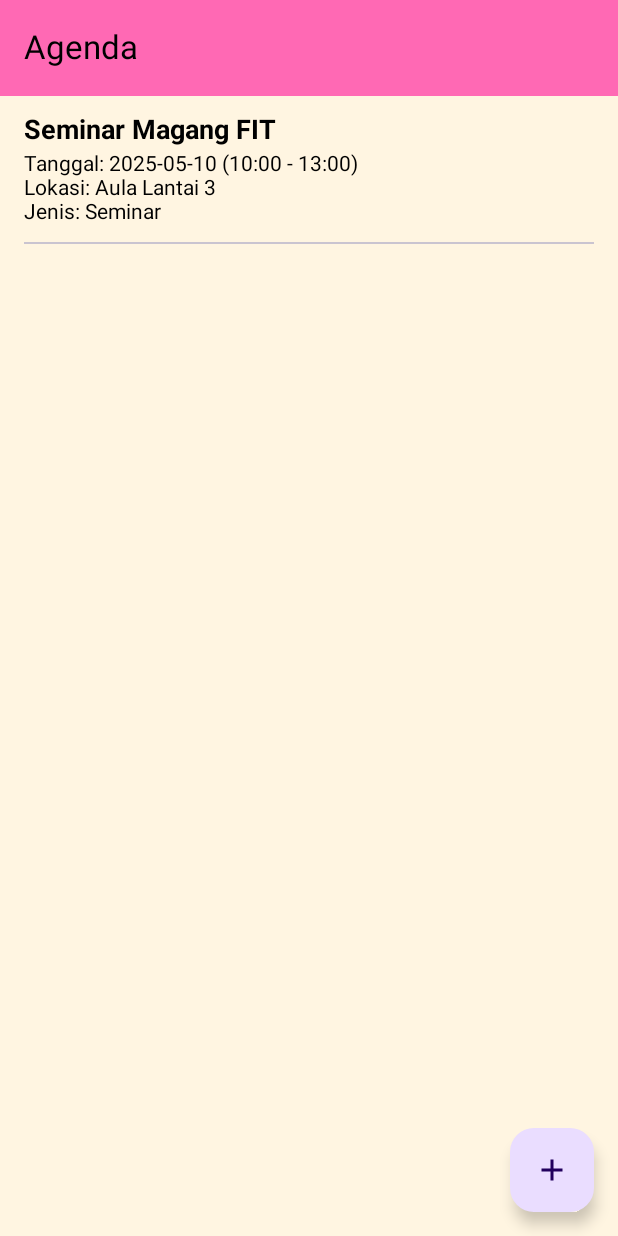
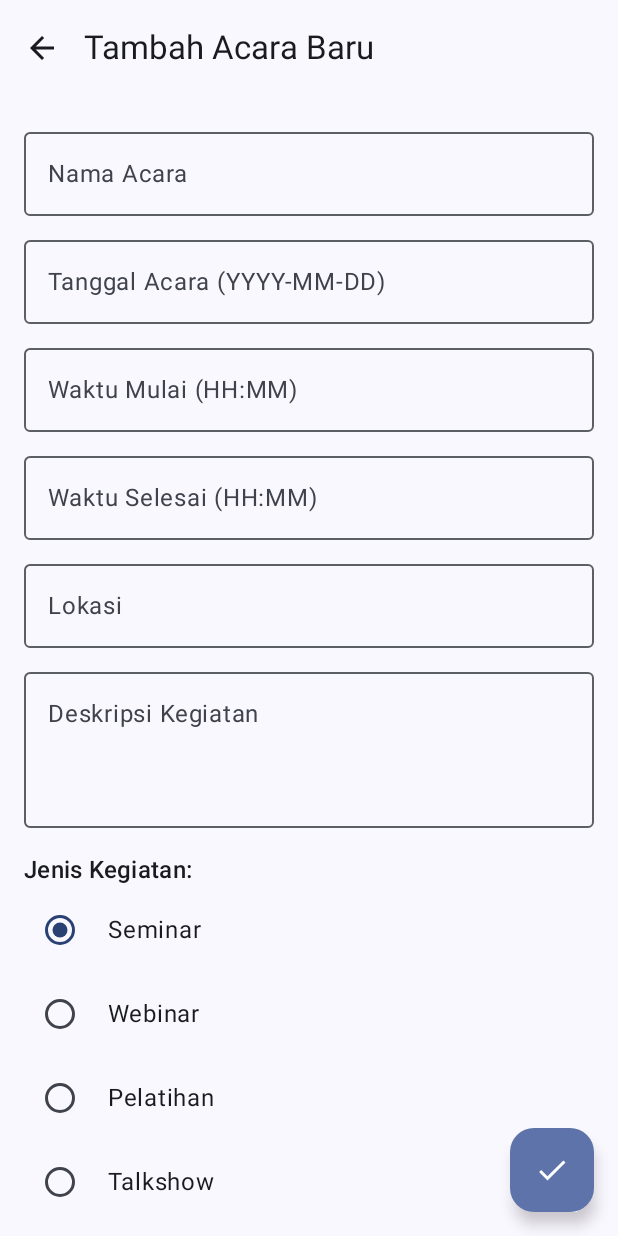
Before and after one commit to fionas14/fiona_agenda, an Android app built with Jetpack Compose: the screen it shows after launch (MainActivity), after a tap on "Tambah Acara", on a phone screen of 412 x 824 dp. Run offline under Robolectric (Android 15) with nearby library versions, the phone set to English and light mode, and no system bars.

Commit message:
Membuat inputan dan tombol back

```diff
--- a/app/build.gradle.kts
+++ b/app/build.gradle.kts
@@ -49,6 +49,7 @@ dependencies {
     implementation(libs.androidx.ui.graphics)
     implementation(libs.androidx.ui.tooling.preview)
     implementation(libs.androidx.material3)
+    implementation(libs.navigation.compose)
     implementation(libs.lifecycle.viewmodel.compose)
     testImplementation(libs.junit)
     androidTestImplementation(libs.androidx.junit)
--- a/app/src/main/java/com/fionasiregar0032/agenda/MainActivity.kt
+++ b/app/src/main/java/com/fionasiregar0032/agenda/MainActivity.kt
@@ -4,7 +4,9 @@ import android.os.Bundle
 import androidx.activity.ComponentActivity
 import androidx.activity.compose.setContent
 import androidx.activity.enableEdgeToEdge
-import com.fionasiregar0032.agenda.screen.MainScreen
+import androidx.navigation.compose.rememberNavController
+import com.fionasiregar0032.agenda.navigation.AppNavigation
+
 import com.fionasiregar0032.agenda.ui.theme.AgendaTheme
 
 class MainActivity : ComponentActivity() {
@@ -12,9 +14,10 @@ class MainActivity : ComponentActivity() {
         super.onCreate(savedInstanceState)
         enableEdgeToEdge()
         setContent {
-            AgendaTheme {
-            }
-            MainScreen()
+                AgendaTheme {
+                    val navController = rememberNavController()
+                    AppNavigation(navController = navController)
+                }
         }
     }
 }
--- a/app/src/main/java/com/fionasiregar0032/agenda/model/Acara.kt
+++ b/app/src/main/java/com/fionasiregar0032/agenda/model/Acara.kt
@@ -1,7 +1,7 @@
 package com.fionasiregar0032.agenda.model
 
 data class Acara(
-    val id: Long = 0L,
+    val acaraId: Long = 0L,
     val acaraName: String,
     val acaraDate: String,
     val startTime: String,
--- /dev/null
+++ b/app/src/main/java/com/fionasiregar0032/agenda/navigation/AppNavigation.kt
@@ -0,0 +1,35 @@
+package com.fionasiregar0032.agenda.navigation
+
+import androidx.compose.runtime.Composable
+import androidx.navigation.NavHostController
+import androidx.navigation.compose.NavHost
+import androidx.navigation.compose.composable
+import com.fionasiregar0032.agenda.screen.EventFormScreen
+import com.fionasiregar0032.agenda.screen.MainScreen
+
+@Composable
+fun AppNavigation(navController: NavHostController) {
+    NavHost(navController = navController, startDestination = AppRoute.MainScreen.route) {
+        composable(AppRoute.MainScreen.route) {
+            MainScreen (
+                onNavigateToForm = { acaraId ->
+                    if (acaraId == null) {
+                        navController.navigate(AppRoute.AcaraFormScreen.routeWithoutArgs)
+                    } else {
+                        navController.navigate("${AppRoute.AcaraFormScreen.routeWithoutArgs}?${AppRoute.AcaraFormScreen.ACARA_ID_KEY}=$acaraId")
+                    }
+                }
+            )
+        }
+        composable(
+            route = AppRoute.AcaraFormScreen.routeWithArgs,
+            arguments = AppRoute.AcaraFormScreen.arguments
+        ) { backStackEntry ->
+            val eventId = backStackEntry.arguments?.getLong(AppRoute.AcaraFormScreen.ACARA_ID_KEY) ?: -1L
+            EventFormScreen(
+                navController = navController,
+                acaraId = if (eventId == -1L) null else eventId
+            )
+        }
+    }
+}
--- /dev/null
+++ b/app/src/main/java/com/fionasiregar0032/agenda/navigation/AppRoute.kt
@@ -0,0 +1,18 @@
+package com.fionasiregar0032.agenda.navigation
+import androidx.navigation.NavType
+import androidx.navigation.navArgument
+
+sealed class AppRoute(val route: String) {
+    object MainScreen : AppRoute("main_screen")
+    object AcaraFormScreen : AppRoute("acara_form_screen") {
+        const val ACARA_ID_KEY = "acaraId"
+        val routeWithoutArgs = "acara_form_screen"
+        val routeWithArgs = "acara_form_screen?$ACARA_ID_KEY={$ACARA_ID_KEY}"
+        val arguments = listOf(
+            navArgument(ACARA_ID_KEY) {
+                type = NavType.LongType
+                defaultValue = -1L
+            }
+        )
+    }
+}
--- /dev/null
+++ b/app/src/main/java/com/fionasiregar0032/agenda/screen/AcaraFormScreen.kt
@@ -0,0 +1,131 @@
+package com.fionasiregar0032.agenda.screen
+
+import androidx.compose.foundation.layout.*
+import androidx.compose.foundation.rememberScrollState
+import androidx.compose.foundation.selection.selectable
+import androidx.compose.foundation.verticalScroll
+import androidx.compose.material.icons.Icons
+import androidx.compose.material.icons.automirrored.filled.ArrowBack
+import androidx.compose.material.icons.filled.Check
+import androidx.compose.material3.*
+import androidx.compose.runtime.*
+import androidx.compose.ui.Alignment
+import androidx.compose.ui.Modifier
+import androidx.compose.ui.unit.dp
+import androidx.navigation.NavController
+import com.fionasiregar0032.agenda.model.acaraTypes
+
+@OptIn(ExperimentalMaterial3Api::class)
+@Composable
+fun EventFormScreen(navController: NavController, acaraId: Long?) {
+    var acaraName by remember { mutableStateOf("") }
+    var acaraDate by remember { mutableStateOf("") }
+    var startTime by remember { mutableStateOf("") }
+    var endTime by remember { mutableStateOf("") }
+    var location by remember { mutableStateOf("") }
+    var description by remember { mutableStateOf("") }
+    var selectedActivityType by remember { mutableStateOf(acaraTypes.firstOrNull() ?: "") }
+
+
+    Scaffold(
+        topBar = {
+            TopAppBar(
+                title = { Text(if (acaraId == null) "Tambah Acara Baru" else "Edit Acara") },
+                navigationIcon = {
+                    IconButton(onClick = { navController.popBackStack() }) {
+                        Icon(Icons.AutoMirrored.Filled.ArrowBack, "Kembali")
+                    }
+                }
+            )
+        },
+        floatingActionButton = {
+            FloatingActionButton(onClick = {
+                navController.popBackStack()
+            }) {
+                Icon(Icons.Filled.Check, if (acaraId == null) "Simpan Acara" else "Update Acara")
+            }
+        }
+    ) { paddingValues ->
+        Column(
+            modifier = Modifier
+                .fillMaxSize()
+                .padding(paddingValues)
+                .then(Modifier.padding(16.dp))
+                .verticalScroll(rememberScrollState())
+        ) {
+            OutlinedTextField(
+                value = acaraName,
+                onValueChange = { acaraName = it },
+                label = { Text("Nama Acara") },
+                modifier = Modifier.fillMaxWidth()
+            )
+            Spacer(modifier = Modifier.height(8.dp))
+
+            OutlinedTextField(
+                value = acaraDate,
+                onValueChange = { acaraDate = it },
+                label = { Text("Tanggal Acara (YYYY-MM-DD)") },
+                modifier = Modifier.fillMaxWidth()
+            )
+            Spacer(modifier = Modifier.height(8.dp))
+
+            OutlinedTextField(
+                value = startTime,
+                onValueChange = { startTime = it },
+                label = { Text("Waktu Mulai (HH:MM)") },
+                modifier = Modifier.fillMaxWidth()
+            )
+            Spacer(modifier = Modifier.height(8.dp))
+
+            OutlinedTextField(
+                value = endTime,
+                onValueChange = { endTime = it },
+                label = { Text("Waktu Selesai (HH:MM)") },
+                modifier = Modifier.fillMaxWidth()
+            )
+            Spacer(modifier = Modifier.height(8.dp))
+
+            OutlinedTextField(
+                value = location,
+                onValueChange = { location = it },
+                label = { Text("Lokasi") },
+                modifier = Modifier.fillMaxWidth()
+            )
+            Spacer(modifier = Modifier.height(8.dp))
+
+            OutlinedTextField(
+                value = description,
+                onValueChange = { description = it },
+                label = { Text("Deskripsi Kegiatan") },
+                modifier = Modifier.fillMaxWidth(),
+                minLines = 3
+            )
+            Spacer(modifier = Modifier.height(16.dp))
+
+            Text("Jenis Kegiatan:", style = MaterialTheme.typography.titleMedium)
+            acaraTypes.forEach { type ->
+                Row(
+                    Modifier
+                        .fillMaxWidth()
+                        .selectable(
+                            selected = (type == selectedActivityType),
+                            onClick = { selectedActivityType = type }
+                        )
+                        .padding(vertical = 4.dp),
+                    verticalAlignment = Alignment.CenterVertically
+                ) {
+                    RadioButton(
+                        selected = (type == selectedActivityType),
+                        onClick = { selectedActivityType = type }
+                    )
+                    Text(
+                        text = type,
+                        style = MaterialTheme.typography.bodyLarge,
+                        modifier = Modifier.padding(start = 8.dp)
+                    )
+                }
+            }
+            Spacer(modifier = Modifier.height(72.dp)) // Spacer untuk FAB
+        }
+    }
+}
--- a/app/src/main/java/com/fionasiregar0032/agenda/screen/MainScreen.kt
+++ b/app/src/main/java/com/fionasiregar0032/agenda/screen/MainScreen.kt
@@ -23,7 +23,9 @@ import com.fionasiregar0032.agenda.ui.theme.AgendaTheme
 
 @OptIn(ExperimentalMaterial3Api::class)
 @Composable
-fun MainScreen(mainViewModel: MainViewModel = viewModel()) {
+fun MainScreen(
+    mainViewModel: MainViewModel = viewModel(),
+    onNavigateToForm: (Long?) -> Unit ){
     val acara by mainViewModel.acara.collectAsState()
     Scaffold (
         containerColor = Color(0xFFFFF5E1),
@@ -39,10 +41,13 @@ fun MainScreen(mainViewModel: MainViewModel = viewModel()) {
             )
         },
         floatingActionButton = {
-            FloatingActionButton(onClick = { }) {
+            FloatingActionButton(onClick = {
+                onNavigateToForm(null)
+            }) {
                 Icon(Icons.Filled.Add, contentDescription = "Tambah Acara")
             }
-        }
+
+}
     ) { paddingValues ->
         if (acara.isEmpty()) {
             Box(
@@ -61,7 +66,7 @@ fun MainScreen(mainViewModel: MainViewModel = viewModel()) {
                     .padding(horizontal = 16.dp)
             ) {
                 items(acara) { item ->
-                    AcaraListItem(acara = item, onClick = { /* TODO */ })
+                    AcaraListItem(acara = item, onClick = {  })
                     Divider()
                 }
             }
@@ -89,6 +94,6 @@ fun AcaraListItem(acara: Acara, onClick: () -> Unit) {
 @Composable
 fun MainScreenPreview() {
     AgendaTheme {
-        MainScreen()
+
     }
 }
--- a/gradle/libs.versions.toml
+++ b/gradle/libs.versions.toml
@@ -8,6 +8,7 @@ espressoCore = "3.6.1"
 lifecycleRuntimeKtx = "2.9.0"
 activityCompose = "1.10.1"
 composeBom = "2024.04.01"
+navigation-compose = "2.9.0"
 
 [libraries]
 androidx-core-ktx = { group = "androidx.core", name = "core-ktx", version.ref = "coreKtx" }
@@ -25,6 +26,7 @@ androidx-ui-test-manifest = { group = "androidx.compose.ui", name = "ui-test-man
 androidx-ui-test-junit4 = { group = "androidx.compose.ui", name = "ui-test-junit4" }
 androidx-material3 = { group = "androidx.compose.material3", name = "material3" }
 lifecycle-viewmodel-compose = { group = "androidx.lifecycle", name = "lifecycle-viewmodel-compose", version = "2.7.0" }
+navigation-compose = { module = "androidx.navigation:navigation-compose", version.ref = "navigation-compose" }
 
 [plugins]
 android-application = { id = "com.android.application", version.ref = "agp" }
```
